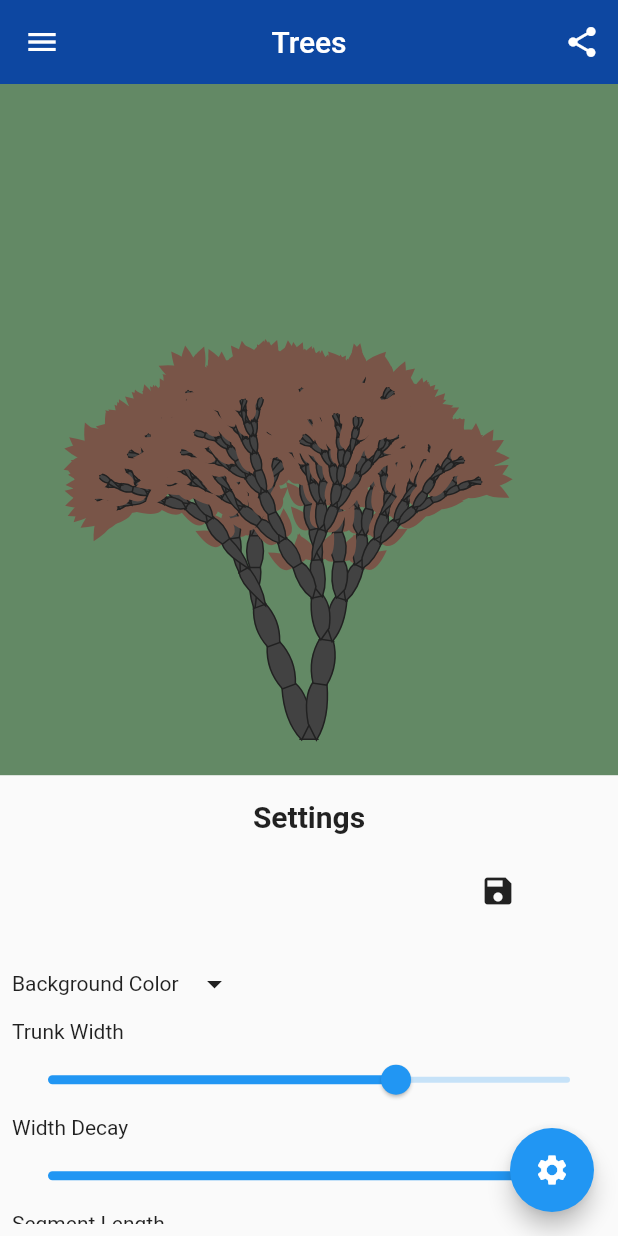
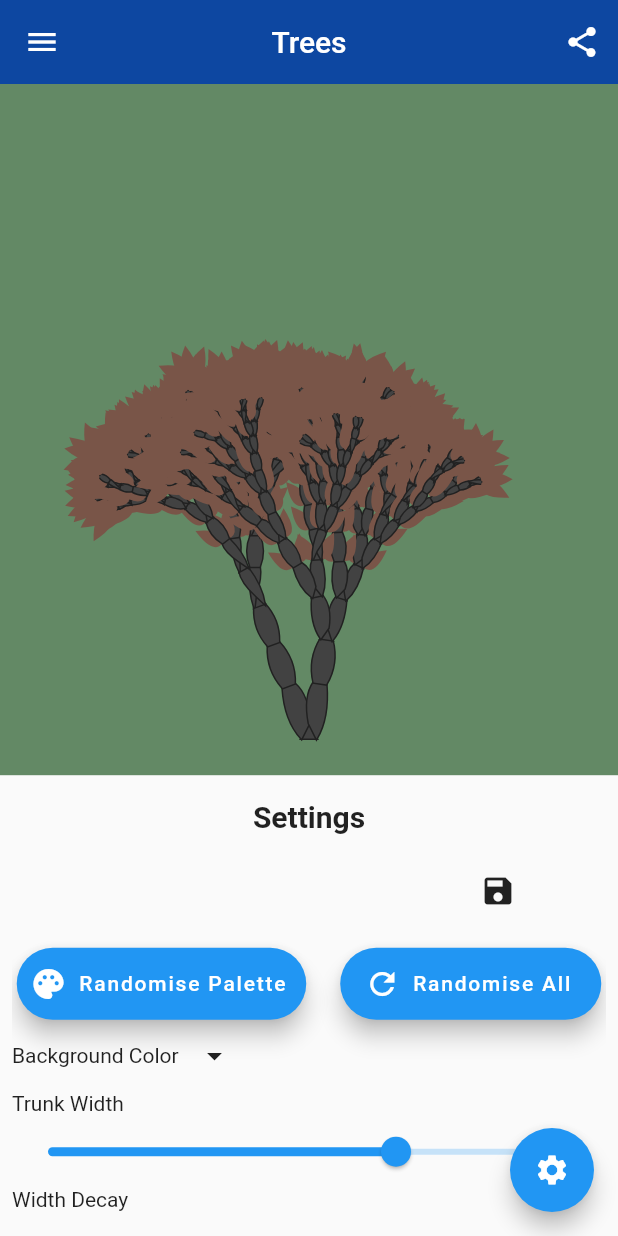
Before and after one commit to baldfatchris/opart_v2, a Flutter app: the screen it shows after launch, after a tap on the "settings" icon, on a phone screen of 412 x 824 dp. Run offline on Flutter 3.47's test engine with Material 2 defaults, Android fonts, the phone set to English and light mode, and no system bars; drawn by our look-alikes of screenshot; our stand-ins replace flutter_colorpicker, flutter_spinkit, share.

```diff
--- a/lib/main.dart
+++ b/lib/main.dart
@@ -14,7 +14,7 @@ void main() => runApp(MaterialApp(
     '/':(context) => Loading(),
     '/menu':(context) => OpArtMenu(),
     '/fibonacci':(context) => OpArtFibonacciStudio(0, false),
-    '/tree':(context) => OpArtTreeStudio(false),
+    '/tree':(context) => OpArtTreeStudio(0, false),
     '/wallpaper':(context) => OpArtWallpaperStudio(0, false),
     '/waves':(context) => OpArtWaveStudio(0, false),
   },
--- a/lib/menu.dart
+++ b/lib/menu.dart
@@ -34,8 +34,8 @@ class _OpArtMenuState extends State<OpArtMenu> {
     OpArtType(
       name: 'Trees',
       icon: 'lib/assets/trees.png',
-      widgetWithSettings: OpArtTreeStudio(true, screenshotController: screenshotController),
-      widgetWithoutSettings: OpArtTreeStudio(false, screenshotController: screenshotController),
+      widgetWithSettings: OpArtTreeStudio(seed, true, screenshotController: screenshotController),
+      widgetWithoutSettings: OpArtTreeStudio(seed, false, screenshotController: screenshotController),
     ),
     OpArtType(
         name: 'Waves',
@@ -59,6 +59,7 @@ class _OpArtMenuState extends State<OpArtMenu> {
   Hero btn2;
   @override
   Widget build(BuildContext context) {
+    Size size = MediaQuery.of(context).size;
     print(showSettings);
     return Scaffold(
         floatingActionButton: FloatingActionButton(
@@ -70,10 +71,14 @@ class _OpArtMenuState extends State<OpArtMenu> {
             });
           },
         ),
-        drawer: Drawer(
+
+        drawer: SizedBox(
+          width: size.width,
+          child: Drawer(
               // Add a ListView to the drawer. This ensures the user can scroll
               // through the options in the drawer if there isn't enough vertical
               // space to fit everything.
+
               child: ListView.builder(
                 itemCount: OpArtTypes.length,
                 itemBuilder: (context, index) {
@@ -97,6 +102,7 @@ class _OpArtMenuState extends State<OpArtMenu> {
               );
             },
           )),
+        ),
         backgroundColor: Colors.grey[200],
         appBar: AppBar(
           backgroundColor: Colors.blue[900],
--- a/lib/opart_tree.dart
+++ b/lib/opart_tree.dart
@@ -4,7 +4,10 @@ import 'dart:io';
 import 'package:flutter_colorpicker/flutter_colorpicker.dart';
 import 'package:screenshot/screenshot.dart';
 
+Random rnd;
+
 class TreeSettings {
+
   int id;
   List<Color> palette;
   Color backgroundColor;
@@ -139,9 +142,11 @@ void changeColor(int index, Color color) {
 }
 
 class OpArtTreeStudio extends StatefulWidget {
+
+  int seed;
   bool showSettings;
   ScreenshotController screenshotController;
-  OpArtTreeStudio(this.showSettings, {this.screenshotController});
+  OpArtTreeStudio(this.seed, this.showSettings, {this.screenshotController});
 
   @override
   _OpArtTreeStudioState createState() => _OpArtTreeStudioState();
@@ -154,6 +159,7 @@ class _OpArtTreeStudioState extends State<OpArtTreeStudio> {
   File _imageFile;
 
   int _currentColor = 0;
+
   Widget settingsWidget() {
     return ListView(
       children: [
@@ -167,7 +173,7 @@ class _OpArtTreeStudioState extends State<OpArtTreeStudio> {
         ),
         Row(
           children: [
-            Container(
+              Container(
               width: 300,
               height: 60,
               child: ListView.builder(
@@ -233,6 +239,58 @@ class _OpArtTreeStudioState extends State<OpArtTreeStudio> {
           ],
         ),
         SizedBox(height: 8),
+
+        Row(
+          mainAxisAlignment: MainAxisAlignment.spaceAround,
+          children: [
+
+            // Randomise Palette
+            Flexible(
+              flex: 1,
+              child: FloatingActionButton.extended(
+                label: Text('Randomise Palette'),
+                icon: Icon(Icons.palette),
+                //backgroundColor: Colors.pink,
+
+                onPressed:() {
+                  setState(() {
+
+                    // print('Randomise Palette');
+                    // palette = randomisePalette(numberOfColours, paletteType);
+
+                  });
+                },
+              ),
+            ),
+            SizedBox(
+              width: 10,
+            ),
+
+            // Randomise All
+            Flexible(
+              flex: 1,
+              child: FloatingActionButton.extended(
+                label: Text('Randomise All'),
+
+                icon: Icon(Icons.refresh),
+
+                onPressed:() {
+                  setState(() {
+
+                    print('Randomise All');
+                    // randomiseSettings();
+                    // palette = randomisePalette(numberOfColours, paletteType);
+
+                  });
+                },
+              ),
+            ),
+
+          ],
+        ),
+
+
+        // backgroundColor
         Row(
           children: [
             Text('Background Color'),
@@ -359,7 +417,6 @@ class _OpArtTreeStudioState extends State<OpArtTreeStudio> {
     );
   }
 
-  Random rnd;
 
   @override
   void initState() {
--- a/lib/opart_wave.dart
+++ b/lib/opart_wave.dart
@@ -150,18 +150,20 @@ class OpArtWaveStudio extends StatefulWidget {
   int seed;
   bool showSettings;
   ScreenshotController screenshotController;
-
   OpArtWaveStudio(this.seed, this.showSettings, {this.screenshotController});
 
   @override
   _OpArtWaveStudioState createState() => _OpArtWaveStudioState();
 }
 
+
+
+
 class _OpArtWaveStudioState extends State<OpArtWaveStudio> {
   int _counter = 0;
   File _imageFile;
-  ScreenshotController screenshotController = ScreenshotController();
   int _currentColor = 0;
+
   Widget settingsWidget() {
     return ListView(
       children: [
@@ -179,6 +181,7 @@ class _OpArtWaveStudioState extends State<OpArtWaveStudio> {
           mainAxisAlignment: MainAxisAlignment.spaceAround,
           children: [
 
+            // Randomise Palette
             Flexible(
               flex: 1,
               child: FloatingActionButton.extended(
@@ -199,6 +202,8 @@ class _OpArtWaveStudioState extends State<OpArtWaveStudio> {
             SizedBox(
               width: 10,
             ),
+
+            // Randomise All
             Flexible(
               flex: 1,
               child: FloatingActionButton.extended(
@@ -648,12 +653,10 @@ class _OpArtWaveStudioState extends State<OpArtWaveStudio> {
     );
   }
 
-
   @override
-
   Widget bodyWidget() {
     return Screenshot(
-      controller: screenshotController,
+//      controller: screenshotController,
       child: Stack(
         children: [
           Visibility(
@@ -721,6 +724,7 @@ class _OpArtWaveStudioState extends State<OpArtWaveStudio> {
       ),
     );
   }
+
 }
 
 class OpArtWavePainter extends CustomPainter {
```
Also changed, not shown: pubspec.lock. Lines whose indentation alone changed are shown as unchanged.
